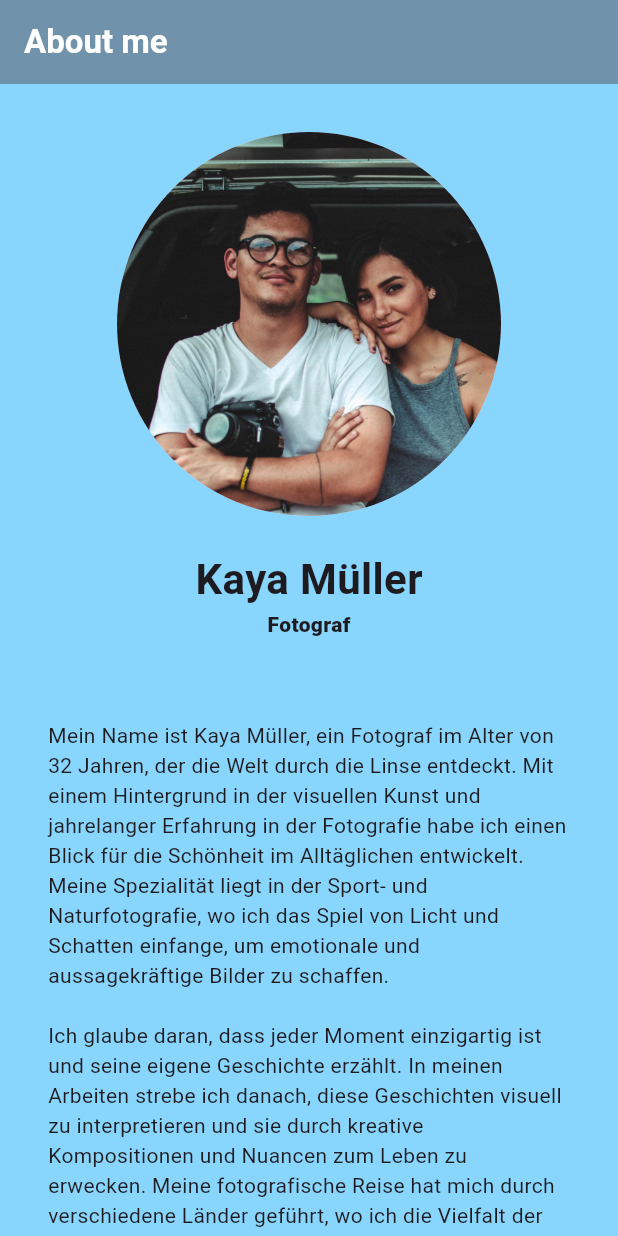
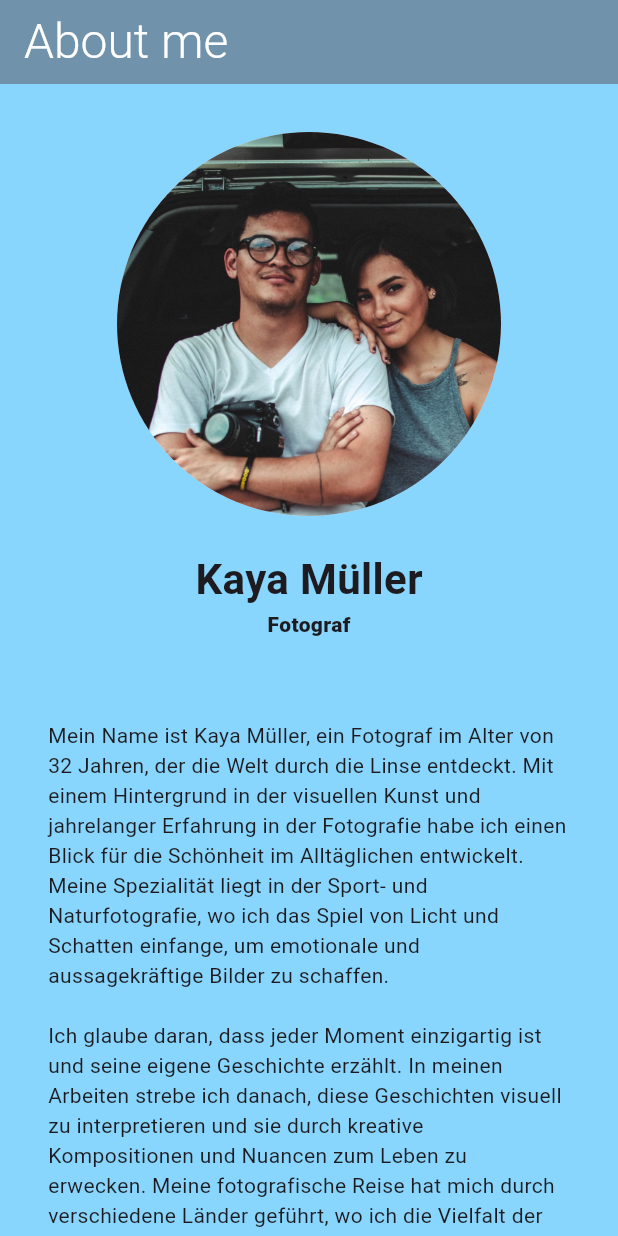
Before and after one commit to Dopa91/simple_gallery_app_dopatka, a Flutter app: the AboutMePage screen opened directly, on a phone screen of 412 x 824 dp. Run offline on Flutter 3.47's test engine with Material 3 defaults, Android fonts, the phone set to English and light mode, and no system bars; our stand-ins replace flutter_image_slideshow.

Commit message:
changed style

```diff
--- a/lib/features/about_me/screens/about_me_page.dart
+++ b/lib/features/about_me/screens/about_me_page.dart
@@ -12,7 +12,8 @@ class AboutMePage extends StatelessWidget {
         backgroundColor: const Color.fromARGB(255, 112, 146, 170),
         title: const Text(
           "About me",
-          style: TextStyle(fontWeight: FontWeight.w600, color: Colors.white),
+          style: TextStyle(
+              fontWeight: FontWeight.w300, color: Colors.white, fontSize: 32),
         ),
       ),
       body: const SafeArea(
```
